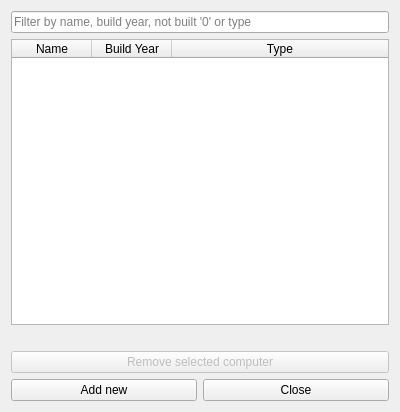
This is compwindow.ui in sandraBender/VLN1-hopur2 as Qt 5 draws it before an edit. The edited form follows.
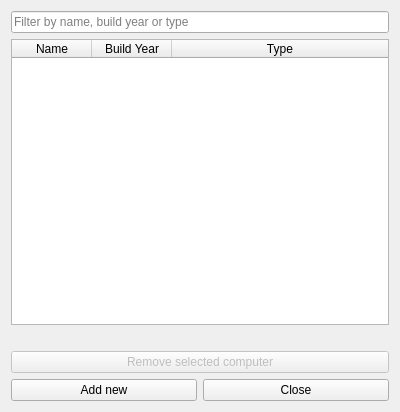
This is the edited form.

Diff of the .ui file:
```diff
--- a/compwindow.ui
+++ b/compwindow.ui
@@ -19,7 +19,7 @@
      <item>
       <widget class="QLineEdit" name="line_filter_computers">
        <property name="placeholderText">
-        <string>Filter by name, build year, not built '0' or type</string>
+        <string>Filter by name, build year or type</string>
        </property>
       </widget>
      </item>
```
